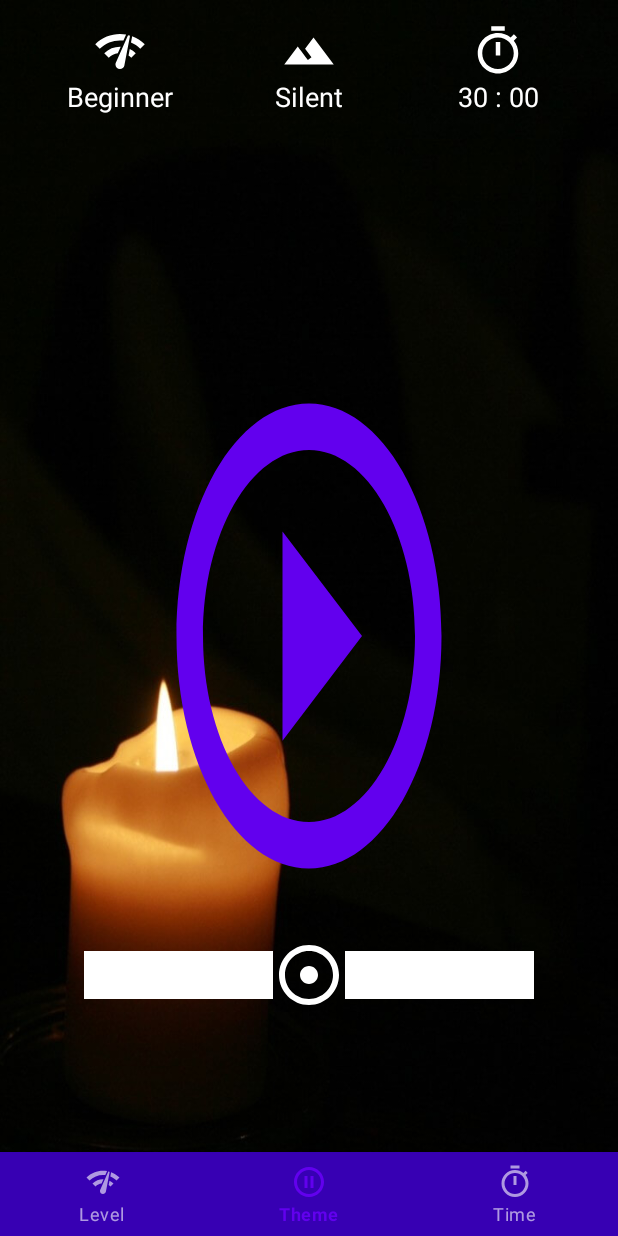
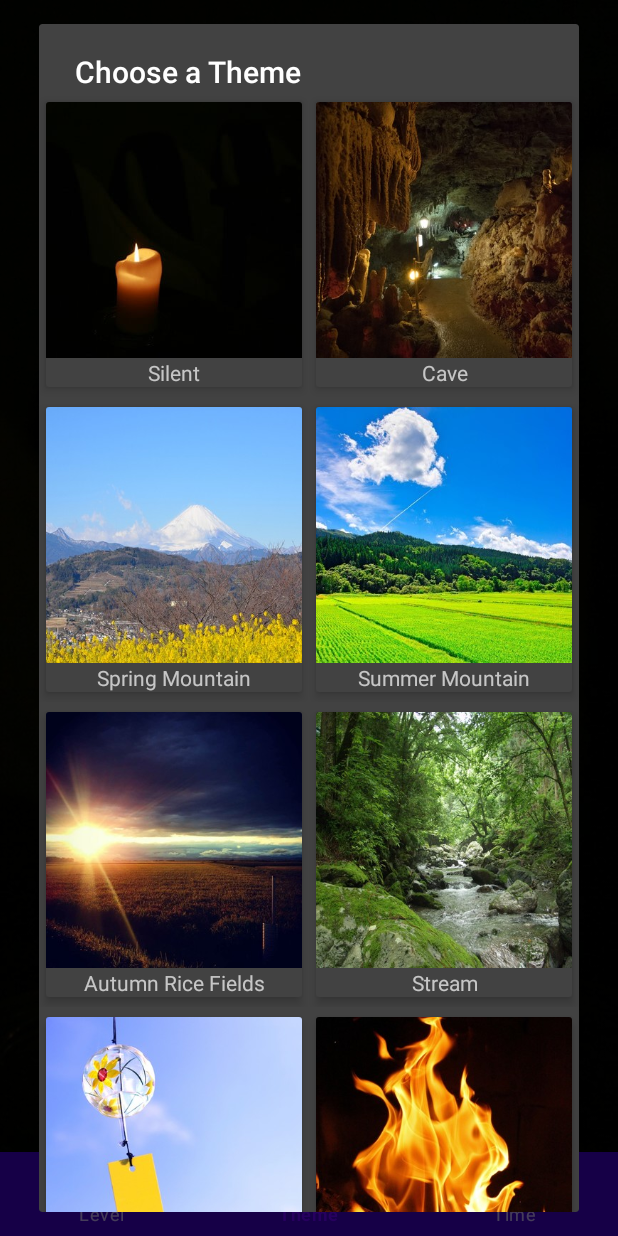
Before and after one commit to Naoki-png/MVVM-architecture, an Android app: the screen it shows after launch (MainActivity), item 2 of the bottom bar chosen, on a phone screen of 412 x 824 dp. Run offline under Robolectric (Android 15) with nearby library versions, the phone set to English and light mode, and no system bars; our stand-ins replace data binding.

Commit message:
[Add] alomost done dialogs

```diff
--- a/app/build.gradle
+++ b/app/build.gradle
@@ -29,6 +29,9 @@ android {
     dataBinding {
         enabled = true
     }
+    androidExtensions {
+        experimental = true
+    }
     compileOptions {
         sourceCompatibility JavaVersion.VERSION_1_8
         targetCompatibility JavaVersion.VERSION_1_8
--- a/app/src/main/AndroidManifest.xml
+++ b/app/src/main/AndroidManifest.xml
@@ -11,7 +11,7 @@
         android:theme="@style/Theme.Meditation"
         android:name=".MyApplication">
         <activity
-            android:name=".MainActivity"
+            android:name=".view.main.MainActivity"
             android:label="@string/app_name"
             android:theme="@style/Theme.Meditation.Launcher">
             <intent-filter>
--- a/app/src/main/java/com/example/meditation/MainActivity.kt
+++ /dev/null
@@ -1,23 +0,0 @@
-package com.example.meditation
-
-import android.os.Bundle
-import com.google.android.material.floatingactionbutton.FloatingActionButton
-import com.google.android.material.snackbar.Snackbar
-import androidx.appcompat.app.AppCompatActivity
-import android.view.Menu
-import android.view.MenuItem
-
-class MainActivity : AppCompatActivity() {
-
-    override fun onCreate(savedInstanceState: Bundle?) {
-        setTheme(R.style.Theme_Meditation)
-        super.onCreate(savedInstanceState)
-        setContentView(R.layout.activity_main)
-
-        if (savedInstanceState == null) {
-            supportFragmentManager.beginTransaction()
-                    .replace(R.id.screen_container, MainFragment())
-                    .commit()
-        }
-    }
-}
--- a/app/src/main/java/com/example/meditation/MyApplication.kt
+++ b/app/src/main/java/com/example/meditation/MyApplication.kt
@@ -2,13 +2,16 @@ package com.example.meditation
 
 import android.app.Application
 import android.content.Context
-import android.content.res.Resources
+import com.example.meditation.data.ThemeData
+import com.example.meditation.util.NO_BGM
+import com.example.meditation.util.ThemeId
 
 class MyApplication: Application() {
 
     override fun onCreate() {
         super.onCreate()
         appContext = this
+        themeList = setThemeData()
     }
 
     private fun setThemeData(): ArrayList<ThemeData> {
--- a/app/src/main/java/com/example/meditation/UserSettingsRepository.kt
+++ /dev/null
@@ -1,25 +0,0 @@
-package com.example.meditation
-
-import android.content.Context
-
-class UserSettingsRepository {
-
-    private val context = MyApplication.appContext
-    private val pref = context.getSharedPreferences(
-            UserSettings.PREF_USERSETTINGS_NAME, Context.MODE_PRIVATE
-    )
-
-    fun loadUserSettings(): UserSettings {
-        return UserSettings(
-                levelId = pref.getInt(UserSettingsPrefKey.LEVEL_ID.name, LevelId.EASY),
-                levelName = context.getString(
-                        pref.getInt(UserSettingsPrefKey.LEVEL_NAME_STR_ID.name, R.string.level_easy_header)),
-                themeId = pref.getInt(UserSettingsPrefKey.THEME_ID.name, 0),
-                themeName = context.getString(
-                        pref.getInt(UserSettingsPrefKey.THEME_NAME_STR_ID.name, R.string.theme_silent)),
-                themeResId = pref.getInt(UserSettingsPrefKey.THEME_RES_ID.name, R.drawable.pic_nobgm),
-                themeSoundId = pref.getInt(UserSettingsPrefKey.THEME_SOUND_ID.name, 0),
-                time = pref.getInt(UserSettingsPrefKey.TIME.name, 30)
-        )
-    }
-}
--- a/app/src/main/java/com/example/meditation/ThemeData.kt
+++ b/app/src/main/java/com/example/meditation/data/ThemeData.kt
@@ -1,4 +1,4 @@
-package com.example.meditation
+package com.example.meditation.data
 
 data class ThemeData(
         val themeId: Int,
--- a/app/src/main/java/com/example/meditation/UserSettings.kt
+++ b/app/src/main/java/com/example/meditation/model/UserSettings.kt
@@ -1,4 +1,4 @@
-package com.example.meditation
+package com.example.meditation.model
 
 data class UserSettings(
         var levelId: Int,
--- a/app/src/main/java/com/example/meditation/Constants.kt
+++ b/app/src/main/java/com/example/meditation/util/Constants.kt
@@ -1,4 +1,4 @@
-package com.example.meditation
+package com.example.meditation.util
 
 enum class FragmentTag {
     MEISO,
--- /dev/null
+++ b/app/src/main/java/com/example/meditation/view/dialog/ThemeSelectAdapter.kt
@@ -0,0 +1,43 @@
+package com.example.meditation.view.dialog
+
+import android.view.LayoutInflater
+import android.view.View
+import android.view.ViewGroup
+import androidx.recyclerview.widget.RecyclerView
+import com.bumptech.glide.Glide
+import com.example.meditation.MyApplication
+import com.example.meditation.R
+import com.example.meditation.data.ThemeData
+import com.example.meditation.viewmodel.MainViewModel
+import kotlinx.android.extensions.LayoutContainer
+import kotlinx.android.synthetic.main.theme_detail_card.*
+
+class ThemeSelectAdapter(val themeList: ArrayList<ThemeData>, val viewModel: MainViewModel)
+    : RecyclerView.Adapter<ThemeSelectAdapter.ViewHolder>() {
+
+    private val appContext = MyApplication.appContext
+
+    inner class ViewHolder(override val containerView: View?) : RecyclerView.ViewHolder(containerView!!), LayoutContainer {
+
+    }
+
+    override fun onCreateViewHolder(parent: ViewGroup, viewType: Int): ViewHolder {
+        val view = LayoutInflater.from(parent.context).inflate(R.layout.theme_detail_card, parent, false)
+        return ViewHolder(view)
+    }
+
+    override fun getItemCount() = themeList.size
+
+    override fun onBindViewHolder(holder: ViewHolder, position: Int) {
+        holder.apply {
+            val themeData = themeList[position]
+            textTheme.text = appContext.resources.getString(themeData.themeNameResId)
+            Glide.with(appContext).load(themeData.themeSqPicResId).into(imageTheme)
+            containerView?.setOnClickListener {
+                viewModel.setTheme(themeData)
+            }
+        }
+    }
+
+
+}
--- /dev/null
+++ b/app/src/main/java/com/example/meditation/view/dialog/ThemeSelectedDialog.kt
@@ -0,0 +1,33 @@
+package com.example.meditation.view.dialog
+
+import android.app.AlertDialog
+import android.app.Dialog
+import android.net.Uri
+import android.os.Bundle
+import androidx.fragment.app.DialogFragment
+import androidx.fragment.app.activityViewModels
+import androidx.recyclerview.widget.GridLayoutManager
+import androidx.recyclerview.widget.RecyclerView
+import com.example.meditation.MyApplication
+import com.example.meditation.R
+import com.example.meditation.viewmodel.MainViewModel
+
+class ThemeSelectedDialog: DialogFragment() {
+
+    val appContext = MyApplication.appContext
+    private val themeList = MyApplication.themeList
+    private val viewModel: MainViewModel by activityViewModels()
+
+    override fun onCreateDialog(savedInstanceState: Bundle?): Dialog {
+        val recyclerView = RecyclerView(requireContext())
+        with(recyclerView) {
+            layoutManager = GridLayoutManager(requireContext(), 2)
+            adapter = ThemeSelectAdapter(themeList, viewModel)
+        }
+        val dialog = AlertDialog.Builder(activity).apply {
+            setTitle(R.string.select_theme)
+            setView(recyclerView)
+        }.create()
+        return dialog
+    }
+}
--- /dev/null
+++ b/app/src/main/java/com/example/meditation/view/main/MainActivity.kt
@@ -0,0 +1,43 @@
+package com.example.meditation.view.main
+
+import android.os.Bundle
+import androidx.appcompat.app.AppCompatActivity
+import com.example.meditation.R
+import com.example.meditation.util.FragmentTag
+import com.example.meditation.view.dialog.LevelSelectDialog
+import com.example.meditation.view.dialog.ThemeSelectedDialog
+import com.example.meditation.view.dialog.TimeSelectDialog
+import kotlinx.android.synthetic.main.activity_main.*
+
+class MainActivity : AppCompatActivity() {
+
+    override fun onCreate(savedInstanceState: Bundle?) {
+        setTheme(R.style.Theme_Meditation)
+        super.onCreate(savedInstanceState)
+        setContentView(R.layout.activity_main)
+
+        if (savedInstanceState == null) {
+            supportFragmentManager.beginTransaction()
+                    .replace(R.id.screen_container, MainFragment())
+                    .commit()
+        }
+
+        bottom_navi.setOnNavigationItemSelectedListener { item ->
+            when (item.itemId) {
+                R.id.item_select_level -> {
+                    LevelSelectDialog().show(supportFragmentManager, FragmentTag.LEVEL_SELECT.name)
+                    true
+                }
+                R.id.item_select_theme -> {
+                    ThemeSelectedDialog().show(supportFragmentManager, FragmentTag.THEME_SELECT.name)
+                    true
+                }
+                R.id.item_select_time -> {
+                    TimeSelectDialog().show(supportFragmentManager, FragmentTag.TIME_SELECT.name)
+                    true
+                }
+                else -> false
+            }
+        }
+    }
+}
--- a/app/src/main/java/com/example/meditation/MainFragment.kt
+++ b/app/src/main/java/com/example/meditation/view/main/MainFragment.kt
@@ -1,4 +1,4 @@
-package com.example.meditation
+package com.example.meditation.view.main
 
 import android.graphics.drawable.Drawable
 import android.os.Bundle
@@ -13,7 +13,10 @@ import androidx.lifecycle.Observer
 import com.bumptech.glide.Glide
 import com.bumptech.glide.request.target.SimpleTarget
 import com.bumptech.glide.request.transition.Transition
+import com.example.meditation.viewmodel.MainViewModel
+import com.example.meditation.R
 import com.example.meditation.databinding.FragmentMainBinding
+import com.example.meditation.util.PlayStatus
 import kotlinx.android.synthetic.main.fragment_main.*
 
 
--- a/app/src/main/res/layout/activity_main.xml
+++ b/app/src/main/res/layout/activity_main.xml
@@ -5,7 +5,7 @@
     android:id="@+id/main_screen"
     android:layout_width="match_parent"
     android:layout_height="match_parent"
-    tools:context=".MainActivity">
+    tools:context=".view.main.MainActivity">
 
     <com.google.android.material.appbar.AppBarLayout
         android:layout_width="match_parent"
--- a/app/src/main/res/layout/fragment_main.xml
+++ b/app/src/main/res/layout/fragment_main.xml
@@ -7,14 +7,14 @@
     <data>
         <variable
             name="viewmodel"
-            type="com.example.meditation.MainViewModel" />
+            type="com.example.meditation.viewmodel.MainViewModel" />
     </data>
 
     <androidx.constraintlayout.widget.ConstraintLayout
         android:id="@+id/meditation_screen"
         android:layout_width="match_parent"
         android:layout_height="match_parent"
-        tools:context="MainFragment">
+        tools:context=".view.main.MainFragment">
 
         <LinearLayout
             android:id="@+id/linearLayoutIcon"
--- a/app/src/main/res/layout/theme_detail_card.xml
+++ b/app/src/main/res/layout/theme_detail_card.xml
@@ -1,10 +1,9 @@
 <?xml version="1.0" encoding="utf-8"?>
-<androidx.constraintlayout.widget.ConstraintLayout
-    xmlns:android="http://schemas.android.com/apk/res/android"
+<androidx.constraintlayout.widget.ConstraintLayout xmlns:android="http://schemas.android.com/apk/res/android"
     xmlns:app="http://schemas.android.com/apk/res-auto"
     xmlns:tools="http://schemas.android.com/tools"
     android:layout_width="match_parent"
-    android:layout_height="match_parent">
+    android:layout_height="wrap_content">
 
     <androidx.cardview.widget.CardView
         android:layout_width="match_parent"
@@ -29,8 +28,7 @@
                 android:id="@+id/textTheme"
                 android:layout_width="match_parent"
                 android:layout_height="wrap_content"
-                android:gravity="center"
-                android:text="TextView" />
+                android:gravity="center" />
 
 
         </LinearLayout>
--- a/app/src/main/res/navigation/nav_graph.xml
+++ b/app/src/main/res/navigation/nav_graph.xml
@@ -8,7 +8,7 @@
 
     <fragment
         android:id="@+id/mainFragment"
-        android:name="com.example.meditation.MainFragment"
+        android:name="com.example.meditation.view.main.MainFragment"
         android:label="fragment_main"
         tools:layout="@layout/fragment_main" />
 </navigation>
```
Also changed, not shown: app/src/main/java/com/example/meditation/model/UserSettingsRepository.kt (added, +65 -0 lines), app/src/main/java/com/example/meditation/view/dialog/LevelSelectDialog.kt (added, +28 -0 lines), app/src/main/java/com/example/meditation/view/dialog/TimeSelectDialog.kt (added, +27 -0 lines), app/src/main/java/com/example/meditation/viewmodel/MainViewModel.kt (renamed from app/src/main/java/com/example/meditation/MainViewModel.kt, +20 -1 lines).
